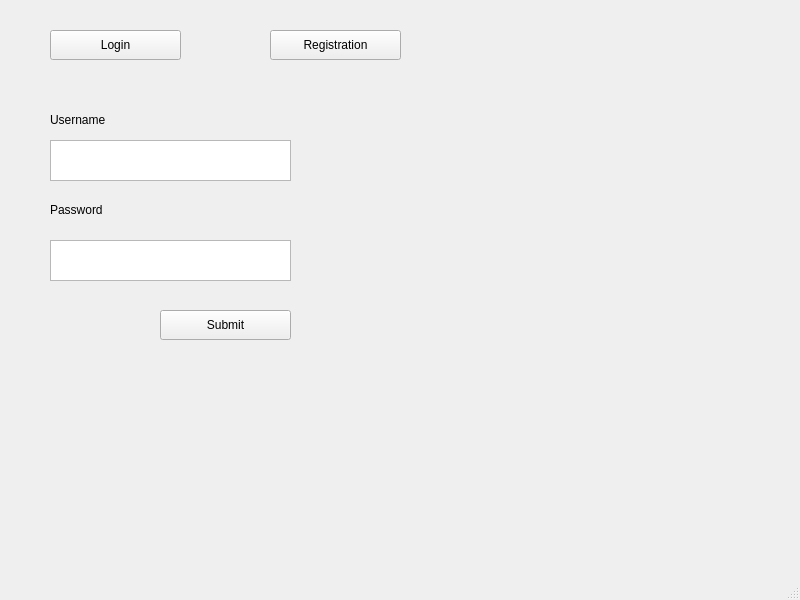
Above: loginwindow.ui from ahadulalam1005118/ConcurrentCalendar before the change. Below: the same form after it.
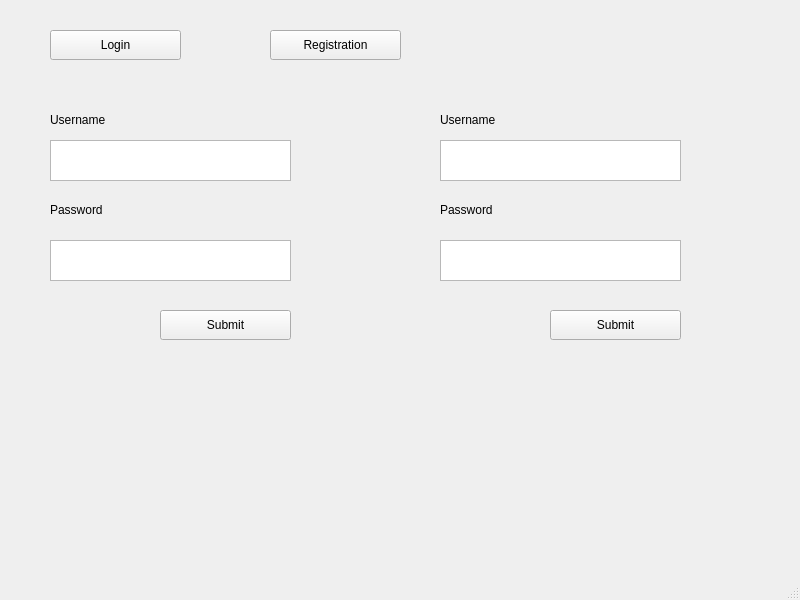
That is the form after the change.

Commit message: refresh button works while first logs in

Patch:
```diff
--- a/loginwindow.ui
+++ b/loginwindow.ui
@@ -99,6 +99,65 @@
      <string>Submit</string>
     </property>
    </widget>
+   <widget class="QTextEdit" name="textEdit_3">
+    <property name="geometry">
+     <rect>
+      <x>440</x>
+      <y>140</y>
+      <width>241</width>
+      <height>41</height>
+     </rect>
+    </property>
+   </widget>
+   <widget class="QLabel" name="label_3">
+    <property name="geometry">
+     <rect>
+      <x>440</x>
+      <y>200</y>
+      <width>81</width>
+      <height>20</height>
+     </rect>
+    </property>
+    <property name="text">
+     <string>Password</string>
+    </property>
+   </widget>
+   <widget class="QLabel" name="label_4">
+    <property name="geometry">
+     <rect>
+      <x>440</x>
+      <y>110</y>
+      <width>81</width>
+      <height>20</height>
+     </rect>
+    </property>
+    <property name="text">
+     <string>Username</string>
+    </property>
+   </widget>
+   <widget class="QPushButton" name="pushButton_4">
+    <property name="geometry">
+     <rect>
+      <x>550</x>
+      <y>310</y>
+      <width>131</width>
+      <height>30</height>
+     </rect>
+    </property>
+    <property name="text">
+     <string>Submit</string>
+    </property>
+   </widget>
+   <widget class="QTextEdit" name="textEdit_4">
+    <property name="geometry">
+     <rect>
+      <x>440</x>
+      <y>240</y>
+      <width>241</width>
+      <height>41</height>
+     </rect>
+    </property>
+   </widget>
   </widget>
   <widget class="QMenuBar" name="menubar">
    <property name="geometry">
```
The commit also changes 6 other files.
